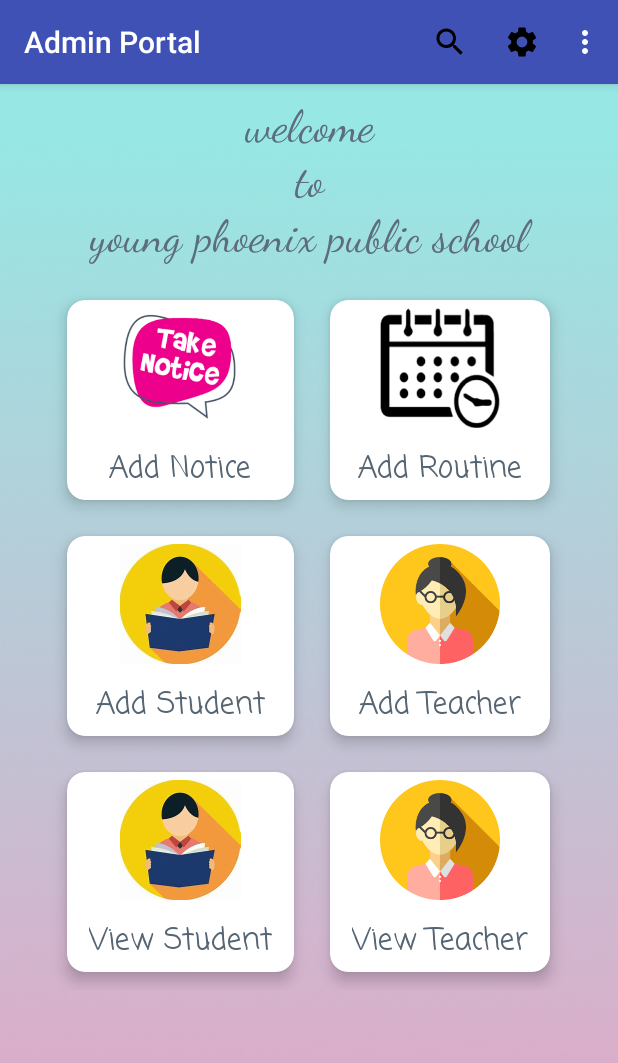
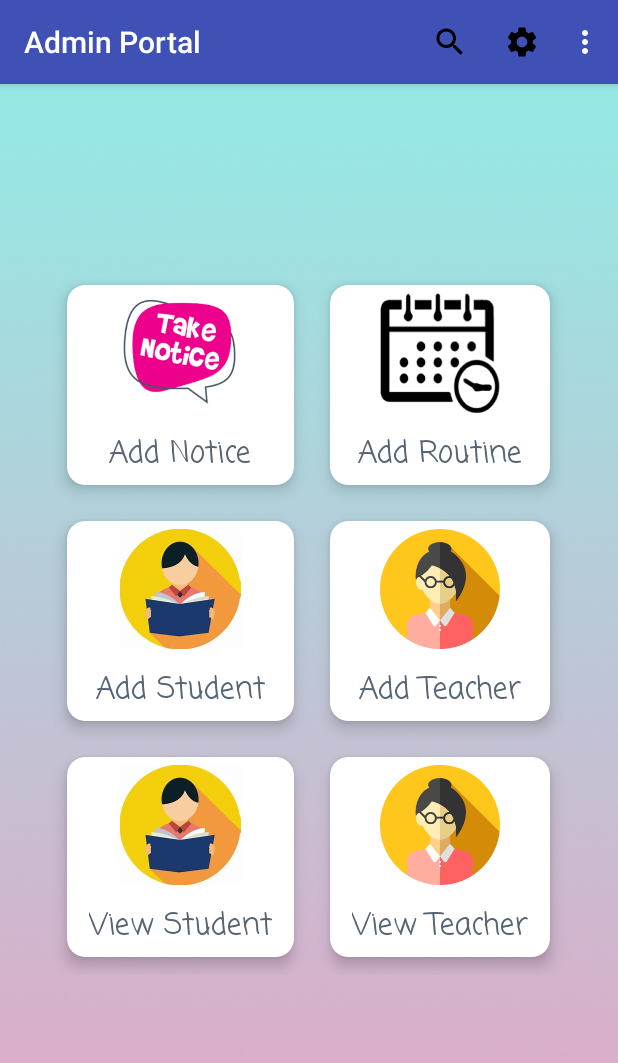
Before and after one commit to amanmishra086/e-School-App, an Android app: the AdminPortal screen opened directly, with no data from a screen before it, on a phone screen of 412 x 824 dp. Shown: the top 1063 px of the screen. Run offline under Robolectric (Android 15) with nearby library versions, the phone set to English and light mode, and no system bars.

Commit message:
changes updated

```diff
--- a/app/src/main/res/layout/activity_admin_portal.xml
+++ b/app/src/main/res/layout/activity_admin_portal.xml
@@ -11,66 +11,67 @@
 
 
     <LinearLayout
+        android:layout_marginTop="100dp"
         android:layout_width="match_parent"
         android:layout_height="match_parent"
         android:padding="10dp"
         android:orientation="vertical">
 
-        <LinearLayout
-            android:layout_width="match_parent"
-            android:layout_height="wrap_content">
-            <TextView
-                android:id="@+id/welcome"
-                android:layout_width="match_parent"
-                android:layout_height="wrap_content"
-                android:fontFamily="cursive"
-                android:gravity="center_horizontal"
+<!--        <LinearLayout-->
+<!--            android:layout_width="match_parent"-->
+<!--            android:layout_height="wrap_content">-->
+<!--            <TextView-->
+<!--                android:id="@+id/welcome"-->
+<!--                android:layout_width="match_parent"-->
+<!--                android:layout_height="wrap_content"-->
+<!--                android:fontFamily="cursive"-->
+<!--                android:gravity="center_horizontal"-->
 
-                android:text="welcome"
-                android:textAlignment="center"
-                android:textColor="#5D6D7E"
-                android:textSize="30sp" />
-        </LinearLayout>
-        <LinearLayout
-            android:layout_width="match_parent"
-            android:layout_height="match_parent"
-            android:layout_marginLeft="12dp"
-            android:layout_marginRight="12dp">
+<!--                android:text="welcome"-->
+<!--                android:textAlignment="center"-->
+<!--                android:textColor="#5D6D7E"-->
+<!--                android:textSize="30sp" />-->
+<!--        </LinearLayout>-->
+<!--        <LinearLayout-->
+<!--            android:layout_width="match_parent"-->
+<!--            android:layout_height="match_parent"-->
+<!--            android:layout_marginLeft="12dp"-->
+<!--            android:layout_marginRight="12dp">-->
 
-            <TextView
+<!--            <TextView-->
 
-                android:layout_width="match_parent"
-                android:layout_height="wrap_content"
-                android:layout_alignBottom="@+id/to"
-                android:fontFamily="cursive"
-                android:gravity="center"
-                android:text="to"
-                android:textColor="#5D6D7E"
-                android:textSize="30sp" />
+<!--                android:layout_width="match_parent"-->
+<!--                android:layout_height="wrap_content"-->
+<!--                android:layout_alignBottom="@+id/to"-->
+<!--                android:fontFamily="cursive"-->
+<!--                android:gravity="center"-->
+<!--                android:text="to"-->
+<!--                android:textColor="#5D6D7E"-->
+<!--                android:textSize="30sp" />-->
 
 
-        </LinearLayout>
+<!--        </LinearLayout>-->
 
-        <LinearLayout
-            android:layout_width="match_parent"
-            android:layout_height="match_parent"
+<!--        <LinearLayout-->
+<!--            android:layout_width="match_parent"-->
+<!--            android:layout_height="match_parent"-->
 
-            android:layout_marginLeft="12dp"
-            android:layout_marginRight="12dp">
+<!--            android:layout_marginLeft="12dp"-->
+<!--            android:layout_marginRight="12dp">-->
 
-            <TextView
-                android:id="@+id/schlname"
-                android:layout_width="match_parent"
-                android:layout_height="wrap_content"
-                android:layout_alignBottom="@+id/to"
-                android:fontFamily="cursive"
-                android:gravity="center"
-                android:text="young phoenix public school"
-                android:textColor="#5D6D7E"
-                android:textSize="30sp" />
+<!--            <TextView-->
+<!--                android:id="@+id/schlname"-->
+<!--                android:layout_width="match_parent"-->
+<!--                android:layout_height="wrap_content"-->
+<!--                android:layout_alignBottom="@+id/to"-->
+<!--                android:fontFamily="cursive"-->
+<!--                android:gravity="center"-->
+<!--                android:text="young phoenix public school"-->
+<!--                android:textColor="#5D6D7E"-->
+<!--                android:textSize="30sp" />-->
 
 
-        </LinearLayout>
+<!--        </LinearLayout>-->
 
         <GridLayout
             android:padding="12dp"
--- a/app/src/main/res/layout/activity_main.xml
+++ b/app/src/main/res/layout/activity_main.xml
@@ -128,7 +128,7 @@
                     android:layout_height="wrap_content"
                     android:layout_marginTop="12dp"
                     android:fontFamily="casual"
-                    android:text="Parent"
+                    android:text="Student"
                     android:textColor="#FBFCFC"
                     android:textSize="20sp" />
 
--- a/app/src/main/res/layout/activity_splash.xml
+++ b/app/src/main/res/layout/activity_splash.xml
@@ -9,13 +9,23 @@
     tools:context="my.awesome.schoolapp.SplashActivity">
 
     <ImageView
-        android:layout_width="wrap_content"
-        android:layout_height="wrap_content"
-        android:src="@drawable/younglogo"
+        android:layout_width="250dp"
+        android:layout_height="250dp"
+        android:src="@drawable/schoollogooooo"
         android:id="@+id/logo"
         android:layout_gravity="center"
         android:layout_marginTop="180dp"/>
 
+    <TextView
+        android:layout_marginTop="20dp"
+        android:textColor="@color/colorPrimary"
+        android:textSize="30sp"
+        android:textStyle="bold"
+        android:gravity="center_horizontal"
+        android:layout_width="match_parent"
+        android:layout_height="wrap_content"
+        android:text="E-Learning Portal"/>
+
 
 
 </LinearLayout>
```
